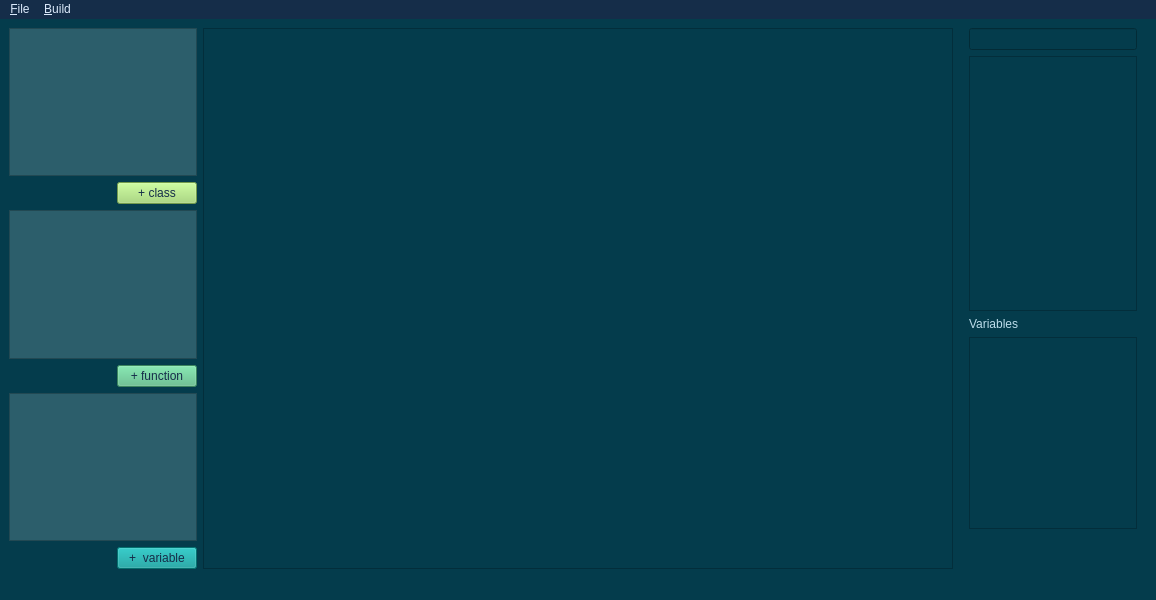
Old version of the form mainwindow.ui in the repository Alienso/MainAnt.
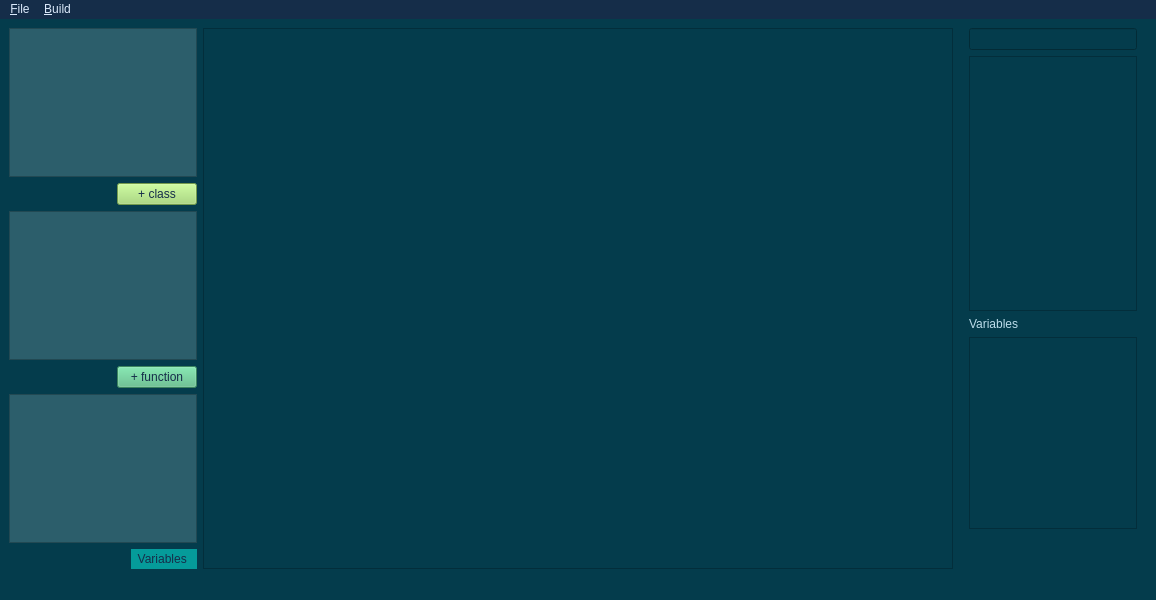
New version of the form. Custom widgets are drawn as their Qt base class.

Commit message:
style: ClassWindow i MainWindow, promenljive
* U ClassWindow-u je obrisana labela i widget u kome bi trebale da se pisu promenljive koje klasa sadrzi, posto su sve promeljive vec na ekranu, pa je samim tim ovo polje bilo nepotrebno.
U MainWidnow-s je promenjeno drugme '+Variable' u labelu 'Variable', jer se tu samo ispisuju javne promenljive iz korisnickih klasa.

```diff
--- a/mainwindow.ui
+++ b/mainwindow.ui
@@ -159,22 +159,13 @@
          </spacer>
         </item>
         <item>
-         <widget class="QPushButton" name="AddVariable">
-          <property name="sizePolicy">
-           <sizepolicy hsizetype="Fixed" vsizetype="Fixed">
-            <horstretch>0</horstretch>
-            <verstretch>0</verstretch>
-           </sizepolicy>
-          </property>
-          <property name="layoutDirection">
-           <enum>Qt::RightToLeft</enum>
-          </property>
+         <widget class="QLabel" name="label">
           <property name="styleSheet">
            <string notr="true">background-color: rgb(5, 155, 154);
 color: rgb(21, 45, 73);</string>
           </property>
           <property name="text">
-           <string>+  variable</string>
+           <string>  Variables   </string>
           </property>
          </widget>
         </item>
```
The commit also changes 1 other file.
